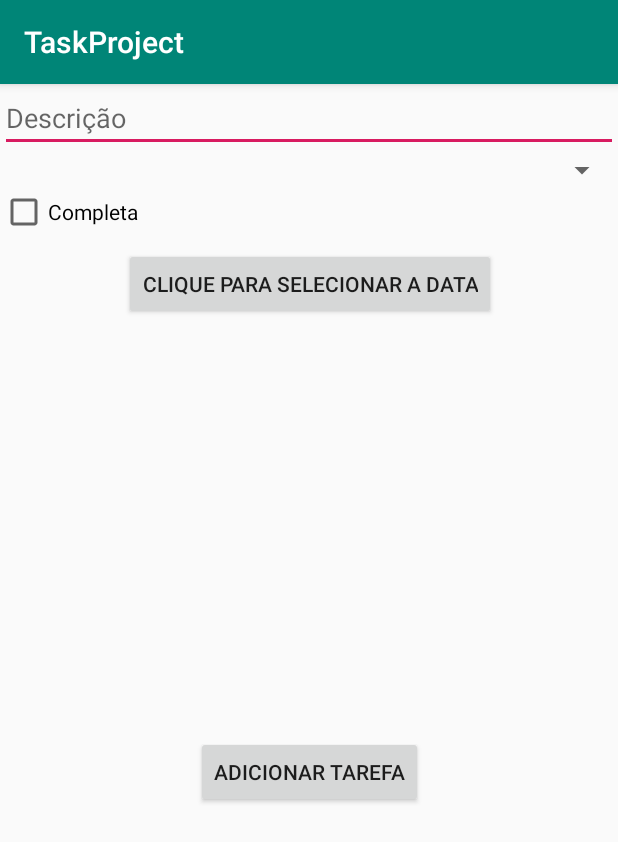
After one commit to pedrvaldir/TaskProject, an Android app: the TaskFormActivity screen opened directly, with no data from a screen before it, on a phone screen of 412 x 824 dp. The commit adds this screen. Shown: the top 842 px of the screen. Run offline under Robolectric (Android 15) with nearby library versions, the phone set to English and light mode, and no system bars.

Commit message:
Create activity task form

```diff
--- a/app/src/main/AndroidManifest.xml
+++ b/app/src/main/AndroidManifest.xml
@@ -16,10 +16,14 @@
         <activity android:name=".views.RegisterActivity"/>
         <activity android:name=".views.LoginActivity">
             <intent-filter>
-                <action android:name="android.intent.action.VIEW" />
+                <action android:name="android.intent.action.VIEW"/>
                 <action android:name="android.intent.action.MAIN"/>
+
                 <category android:name="android.intent.category.LAUNCHER"/>
             </intent-filter>
         </activity>
+        <activity android:name=".views.TaskFormActivity">
+        </activity>
     </application>
+
 </manifest>
--- /dev/null
+++ b/app/src/main/java/com/taskproject/valdir/taskproject/views/TaskFormActivity.kt
@@ -0,0 +1,13 @@
+package com.taskproject.valdir.taskproject.views
+
+import android.support.v7.app.AppCompatActivity
+import android.os.Bundle
+import com.taskproject.valdir.taskproject.R
+
+class TaskFormActivity : AppCompatActivity() {
+
+    override fun onCreate(savedInstanceState: Bundle?) {
+        super.onCreate(savedInstanceState)
+        setContentView(R.layout.activity_task_form)
+    }
+}
--- /dev/null
+++ b/app/src/main/res/layout/activity_task_form.xml
@@ -0,0 +1,52 @@
+<?xml version="1.0" encoding="utf-8"?>
+<android.support.constraint.ConstraintLayout
+        xmlns:android="http://schemas.android.com/apk/res/android"
+        xmlns:tools="http://schemas.android.com/tools"
+        xmlns:app="http://schemas.android.com/apk/res-auto"
+        android:layout_width="match_parent"
+        android:layout_height="match_parent"
+        tools:context=".views.TaskFormActivity">
+    <EditText
+            android:id="@+id/editDescription"
+            android:layout_width="0dp"
+            android:layout_height="wrap_content"
+            android:hint="@string/descricao"
+            app:layout_constraintEnd_toEndOf="parent"
+            app:layout_constraintStart_toStartOf="parent"/>
+
+    <Spinner
+            android:id="@+id/spinnerPriority"
+            android:layout_width="0dp"
+            android:layout_height="wrap_content"
+            app:layout_constraintEnd_toEndOf="parent"
+            app:layout_constraintStart_toStartOf="parent"
+            app:layout_constraintTop_toBottomOf="@+id/editDescription"/>
+    <CheckBox
+            android:id="@+id/checkedComplete"
+            android:layout_width="0dp"
+            android:layout_height="wrap_content"
+            app:layout_constraintLeft_toLeftOf="parent"
+            app:layout_constraintRight_toRightOf="parent"
+            app:layout_constraintTop_toBottomOf="@id/spinnerPriority"
+            android:text="Completa"/>
+    <Button
+            android:id="@+id/buttonDate"
+            android:layout_width="wrap_content"
+            android:layout_height="wrap_content"
+            app:layout_constraintLeft_toLeftOf="parent"
+            app:layout_constraintRight_toRightOf="parent"
+            app:layout_constraintTop_toBottomOf="@id/checkedComplete"
+            android:text="Clique para selecionar a data" android:layout_marginTop="8dp"
+            app:layout_constraintHorizontal_bias="0.503"/>
+    <Button
+            android:id="@+id/buttonSave"
+            android:layout_width="wrap_content"
+            android:layout_height="wrap_content"
+            app:layout_constraintLeft_toLeftOf="parent"
+            app:layout_constraintRight_toRightOf="parent"
+            app:layout_constraintTop_toBottomOf="@id/buttonDate"
+            android:text="Adicionar tarefa" android:layout_marginBottom="8dp"
+            app:layout_constraintBottom_toBottomOf="parent"/>
+
+
+</android.support.constraint.ConstraintLayout>
--- a/app/src/main/res/values/strings.xml
+++ b/app/src/main/res/values/strings.xml
@@ -20,4 +20,5 @@
     <string name="usuario_senha_incorretos">Usuário e/ou senha incorretos!</string>
 
     <string name="hello_blank_fragment">Hello blank fragment</string>
+    <string name="descricao">Descrição</string>
 </resources>
```
